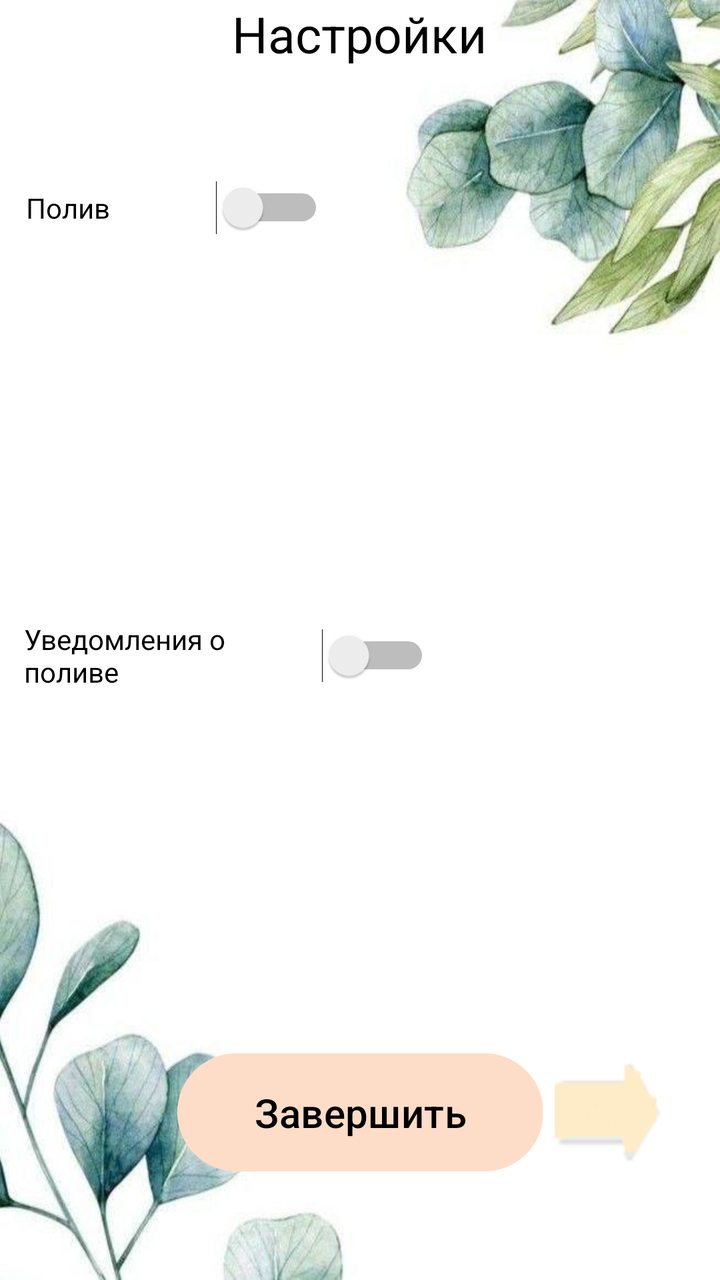
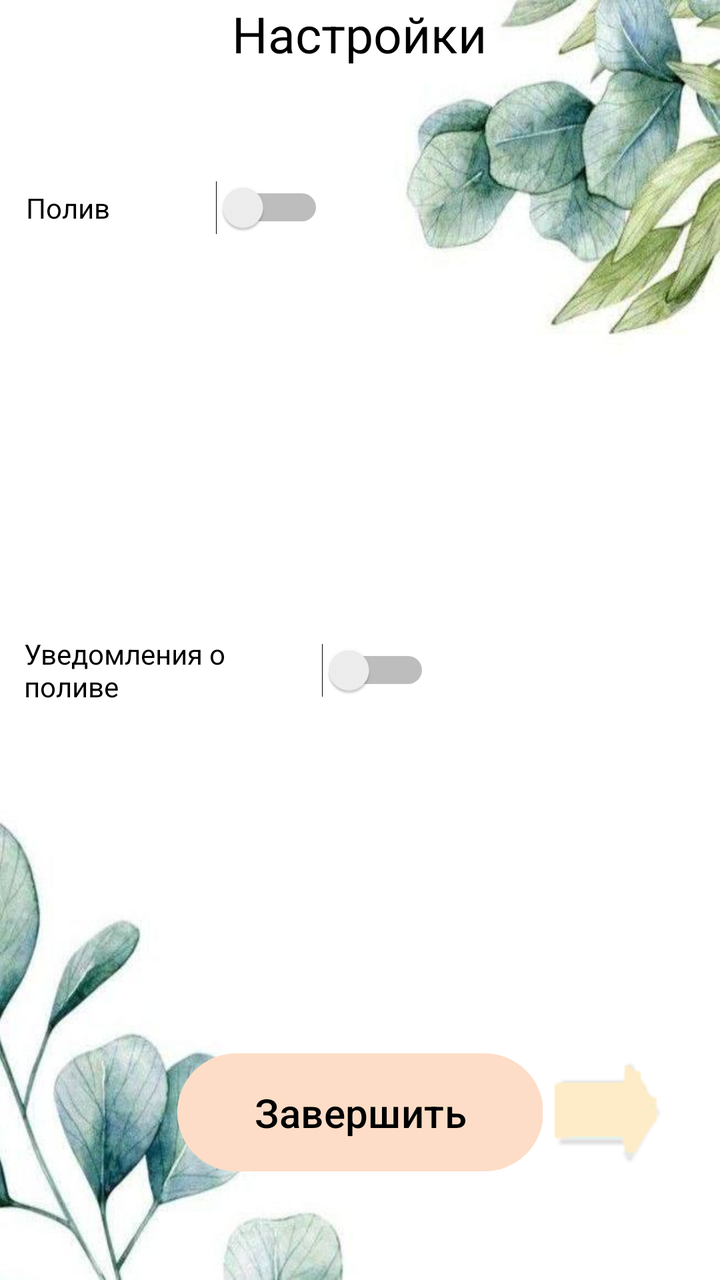

The first picture is an Android layout as it rendered before a commit; the second is the same layout after the commit. The layout source and the unified diff follow.
<!-- AndroidManifest.xml: application theme Theme.Plant_care -->
<!-- res/layout/activity_main_activityreadyscript.xml -->
<?xml version="1.0" encoding="utf-8"?>
<androidx.constraintlayout.widget.ConstraintLayout xmlns:android="http://schemas.android.com/apk/res/android"
    xmlns:app="http://schemas.android.com/apk/res-auto"
    xmlns:tools="http://schemas.android.com/tools"
    android:id="@+id/main"
    android:layout_width="match_parent"
    android:layout_height="match_parent"
    android:background="@drawable/a"
    tools:context=".MainActivityreadyscript">

    <TextView
        android:id="@+id/textView8"
        android:layout_width="324dp"
        android:layout_height="64dp"
        android:text="Настройки"
        android:textAlignment="center"
        android:textColor="@color/black"
        android:textSize="25sp"
        app:layout_constraintBottom_toBottomOf="parent"
        app:layout_constraintEnd_toEndOf="parent"
        app:layout_constraintHorizontal_bias="0.494"
        app:layout_constraintStart_toStartOf="parent"
        app:layout_constraintTop_toTopOf="parent"
        app:layout_constraintVertical_bias="0.0" />

    <Switch
        android:id="@+id/switch2"
        android:layout_width="149dp"
        android:layout_height="49dp"
        android:text="Полив"
        android:textColor="@color/black"
        app:layout_constraintBottom_toBottomOf="parent"
        app:layout_constraintEnd_toEndOf="parent"
        app:layout_constraintHorizontal_bias="0.061"
        app:layout_constraintStart_toStartOf="parent"
        app:layout_constraintTop_toTopOf="parent"
        app:layout_constraintVertical_bias="0.134" />

    <Switch
        android:id="@+id/switch3"
        android:layout_width="203dp"
        android:layout_height="46dp"
        android:text="Уведомления о поливе"
        android:textColor="@color/black"
        app:layout_constraintBottom_toBottomOf="parent"
        app:layout_constraintEnd_toEndOf="parent"
        app:layout_constraintHorizontal_bias="0.076"
        app:layout_constraintStart_toStartOf="parent"
        app:layout_constraintTop_toTopOf="parent"
        app:layout_constraintVertical_bias="0.513" />

    <TextView
        android:id="@+id/textView13"
        android:layout_width="410dp"
        android:layout_height="132dp"
        app:layout_constraintBottom_toBottomOf="parent"
        app:layout_constraintEnd_toEndOf="parent"
        android:visibility="gone"
        android:textColor="@color/black"
        app:layout_constraintHorizontal_bias="0.0"
        app:layout_constraintStart_toStartOf="parent"
        app:layout_constraintTop_toTopOf="parent"
        app:layout_constraintVertical_bias="0.237" />

    <TextView
        android:id="@+id/textView10"
        android:layout_width="397dp"
        android:layout_height="98dp"
        android:textColor="@color/black"
        app:layout_constraintBottom_toBottomOf="parent"
        app:layout_constraintEnd_toEndOf="parent"
        app:layout_constraintStart_toStartOf="parent"
        android:visibility="gone"
        app:layout_constraintTop_toBottomOf="@+id/textView8"
        app:layout_constraintVertical_bias="0.586" />

    <EditText
        android:id="@+id/editTextText2"
        android:layout_width="121dp"
        android:layout_height="40dp"
        android:textColor="@color/black"
        android:ems="10"
        android:inputType="text"
        app:layout_constraintBottom_toBottomOf="parent"
        app:layout_constraintEnd_toEndOf="parent"
        app:layout_constraintHorizontal_bias="0.305"
        app:layout_constraintStart_toStartOf="parent"
        android:visibility="gone"
        app:layout_constraintTop_toBottomOf="@+id/switch2"
        app:layout_constraintVertical_bias="0.228" />


    <EditText
        android:id="@+id/editTextText4"
        android:layout_width="119dp"
        android:layout_height="42dp"
        android:ems="10"
        android:inputType="text"
        android:textColor="@color/black"
        app:layout_constraintBottom_toBottomOf="parent"
        app:layout_constraintEnd_toEndOf="parent"
        app:layout_constraintHorizontal_bias="0.342"
        app:layout_constraintStart_toStartOf="parent"
        android:visibility="gone"
        app:layout_constraintTop_toBottomOf="@+id/switch2"
        app:layout_constraintVertical_bias="0.647" />

    <EditText
        android:id="@+id/editTextText6"
        android:layout_width="119dp"
        android:layout_height="42dp"
        android:textColor="@color/black"
        android:ems="10"
        android:inputType="text"
        app:layout_constraintBottom_toBottomOf="parent"
        app:layout_constraintEnd_toEndOf="parent"
        app:layout_constraintHorizontal_bias="0.342"
        app:layout_constraintStart_toStartOf="parent"
        android:visibility="gone"
        app:layout_constraintTop_toBottomOf="@+id/switch2"
        app:layout_constraintVertical_bias="0.722" />

    <EditText
        android:id="@+id/editTextText3"
        android:layout_width="122dp"
        android:layout_height="39dp"
        android:textColor="@color/black"
        android:ems="10"
        android:inputType="text"
        app:layout_constraintBottom_toBottomOf="parent"
        app:layout_constraintEnd_toEndOf="parent"
        app:layout_constraintHorizontal_bias="0.303"
        app:layout_constraintStart_toStartOf="parent"
        android:visibility="gone"
        app:layout_constraintTop_toBottomOf="@+id/switch2"
        app:layout_constraintVertical_bias="0.305" />

    <TextView
        android:id="@+id/textView6"
        android:layout_width="86dp"
        android:textColor="@color/black"
        android:layout_height="42dp"
        app:layout_constraintBottom_toBottomOf="parent"
        app:layout_constraintEnd_toEndOf="parent"
        android:visibility="gone"
        app:layout_constraintHorizontal_bias="0.006"
        app:layout_constraintStart_toStartOf="parent"
        app:layout_constraintTop_toBottomOf="@+id/switch2"
        app:layout_constraintVertical_bias="0.229" />

    <TextView
        android:id="@+id/textView11"
        android:layout_width="100dp"
        android:layout_height="44dp"
        android:textColor="@color/black"
        app:layout_constraintBottom_toBottomOf="parent"
        app:layout_constraintEnd_toEndOf="parent"
        app:layout_constraintHorizontal_bias="0.0"
        android:visibility="gone"
        app:layout_constraintStart_toStartOf="parent"
        app:layout_constraintTop_toBottomOf="@+id/switch2"
        app:layout_constraintVertical_bias="0.649" />

    <TextView
        android:id="@+id/textView14"
        android:layout_width="100dp"
        android:layout_height="40dp"
        android:textColor="@color/black"
        app:layout_constraintBottom_toBottomOf="parent"
        app:layout_constraintEnd_toEndOf="parent"
        app:layout_constraintHorizontal_bias="0.0"
        android:visibility="gone"
        app:layout_constraintStart_toStartOf="parent"
        app:layout_constraintTop_toBottomOf="@+id/switch2"
        app:layout_constraintVertical_bias="0.723" />

    <TextView
        android:id="@+id/textView9"
        android:layout_width="86dp"
        android:textColor="@color/black"
        android:layout_height="39dp"
        app:layout_constraintBottom_toBottomOf="parent"
        app:layout_constraintEnd_toEndOf="parent"
        app:layout_constraintHorizontal_bias="0.006"
        android:visibility="gone"
        app:layout_constraintStart_toStartOf="parent"
        app:layout_constraintTop_toBottomOf="@+id/switch2"
        app:layout_constraintVertical_bias="0.305" />

    <Button
        android:id="@+id/button5"
        android:layout_width="149dp"
        android:layout_height="74dp"
        android:backgroundTint="@color/reg_button_colour"
        android:text="Сохранить"
        android:textColor="@color/black"
        app:layout_constraintBottom_toBottomOf="parent"
        app:layout_constraintEnd_toEndOf="parent"
        app:layout_constraintHorizontal_bias="0.893"
        android:visibility="gone"
        app:layout_constraintStart_toStartOf="parent"
        app:layout_constraintTop_toTopOf="@+id/textView13"
        app:layout_constraintVertical_bias="0.247" />

    <Button
        android:id="@+id/button7"
        android:layout_width="149dp"
        android:layout_height="74dp"
        android:backgroundTint="@color/reg_button_colour"
        android:text="Сохранить"
        android:textColor="@color/black"
        app:layout_constraintBottom_toBottomOf="parent"
        app:layout_constraintEnd_toEndOf="parent"
        app:layout_constraintHorizontal_bias="0.893"
        app:layout_constraintStart_toStartOf="parent"
        android:visibility="gone"
        app:layout_constraintTop_toTopOf="parent"
        app:layout_constraintVertical_bias="0.768" />

    <Button
        android:id="@+id/button6"
        android:layout_width="183dp"
        android:layout_height="67dp"
        android:backgroundTint="@color/reg_button_colour"
        android:text="Завершить"
        android:textColor="@color/black"
        android:textColorHighlight="@color/black"
        android:textColorHint="@color/black"
        android:textColorLink="@color/black"
        android:textSize="20sp"
        app:layout_constraintBottom_toBottomOf="parent"
        app:layout_constraintEnd_toEndOf="parent"
        app:layout_constraintStart_toStartOf="parent"
        app:layout_constraintTop_toTopOf="parent"
        app:layout_constraintVertical_bias="0.912" />

    <ImageButton
        android:id="@+id/imageButton9"
        android:layout_width="69dp"
        android:layout_height="66dp"
        app:layout_constraintBottom_toBottomOf="parent"
        app:layout_constraintEnd_toEndOf="parent"
        app:layout_constraintHorizontal_bias="0.923"
        app:layout_constraintStart_toStartOf="parent"
        app:layout_constraintTop_toTopOf="parent"
        app:layout_constraintVertical_bias="0.912"
        app:srcCompat="@drawable/strelkavpravo"
        android:src="@drawable/strelkavpravo"
        android:background="@null"/>

</androidx.constraintlayout.widget.ConstraintLayout>
<!-- resources referenced by this layout -->
<resources>
  <color name="black">#FF000000</color>
  <color name="reg_button_colour">#FDDDC7</color>
  <!-- drawable a: jpg bitmap (drawable, 26657 bytes) -->
  <!-- drawable strelkavpravo: png bitmap (drawable, 1684 bytes) -->
  <style name="Theme.Plant_care" parent="Base.Theme.Plant_care" />
  <style name="Base.Theme.Plant_care" parent="Theme.Material3.DayNight.NoActionBar">
          
          <item name="android:statusBarColor" tools:targetApi="l">@color/StatusBar_colour</item>
          
          
      </style>
  <color name="StatusBar_colour">#e7e9d4</color>
</resources>

<!-- the commit's change to res/layout/activity_main_activityreadyscript.xml (unified diff, before → after) -->
@@ -47,7 +47,7 @@
         app:layout_constraintHorizontal_bias="0.076"
         app:layout_constraintStart_toStartOf="parent"
         app:layout_constraintTop_toTopOf="parent"
-        app:layout_constraintVertical_bias="0.513" />
+        app:layout_constraintVertical_bias="0.525" />
 
     <TextView
         android:id="@+id/textView13"
@@ -74,21 +74,21 @@
         app:layout_constraintTop_toBottomOf="@+id/textView8"
         app:layout_constraintVertical_bias="0.586" />
 
+
     <EditText
         android:id="@+id/editTextText2"
         android:layout_width="121dp"
-        android:layout_height="40dp"
-        android:textColor="@color/black"
-        android:ems="10"
-        android:inputType="text"
-        app:layout_constraintBottom_toBottomOf="parent"
-        app:layout_constraintEnd_toEndOf="parent"
-        app:layout_constraintHorizontal_bias="0.305"
-        app:layout_constraintStart_toStartOf="parent"
-        android:visibility="gone"
-        app:layout_constraintTop_toBottomOf="@+id/switch2"
-        app:layout_constraintVertical_bias="0.228" />
-
+        android:layout_height="43dp"
+        android:ems="10"
+        android:inputType="text"
+        android:textColor="@color/black"
+        app:layout_constraintBottom_toBottomOf="parent"
+        app:layout_constraintEnd_toEndOf="parent"
+        app:layout_constraintHorizontal_bias="0.303"
+        app:layout_constraintStart_toStartOf="parent"
+        android:visibility="gone"
+        app:layout_constraintTop_toBottomOf="@+id/switch2"
+        app:layout_constraintVertical_bias="0.244" />
 
     <EditText
         android:id="@+id/editTextText4"
@@ -99,7 +99,7 @@
         android:textColor="@color/black"
         app:layout_constraintBottom_toBottomOf="parent"
         app:layout_constraintEnd_toEndOf="parent"
-        app:layout_constraintHorizontal_bias="0.342"
+        app:layout_constraintHorizontal_bias="0.303"
         app:layout_constraintStart_toStartOf="parent"
         android:visibility="gone"
         app:layout_constraintTop_toBottomOf="@+id/switch2"
@@ -114,7 +114,7 @@
         android:inputType="text"
         app:layout_constraintBottom_toBottomOf="parent"
         app:layout_constraintEnd_toEndOf="parent"
-        app:layout_constraintHorizontal_bias="0.342"
+        app:layout_constraintHorizontal_bias="0.303"
         app:layout_constraintStart_toStartOf="parent"
         android:visibility="gone"
         app:layout_constraintTop_toBottomOf="@+id/switch2"
@@ -122,18 +122,18 @@
 
     <EditText
         android:id="@+id/editTextText3"
-        android:layout_width="122dp"
-        android:layout_height="39dp"
-        android:textColor="@color/black"
-        android:ems="10"
-        android:inputType="text"
-        app:layout_constraintBottom_toBottomOf="parent"
-        app:layout_constraintEnd_toEndOf="parent"
-        app:layout_constraintHorizontal_bias="0.303"
-        app:layout_constraintStart_toStartOf="parent"
-        android:visibility="gone"
-        app:layout_constraintTop_toBottomOf="@+id/switch2"
-        app:layout_constraintVertical_bias="0.305" />
+        android:layout_width="121dp"
+        android:layout_height="43dp"
+        android:ems="10"
+        android:inputType="text"
+        android:textColor="@color/black"
+        app:layout_constraintBottom_toBottomOf="parent"
+        app:layout_constraintEnd_toEndOf="parent"
+        app:layout_constraintHorizontal_bias="0.303"
+        app:layout_constraintStart_toStartOf="parent"
+        android:visibility="gone"
+        app:layout_constraintTop_toBottomOf="@+id/switch2"
+        app:layout_constraintVertical_bias="0.327" />
 
     <TextView
         android:id="@+id/textView6"
